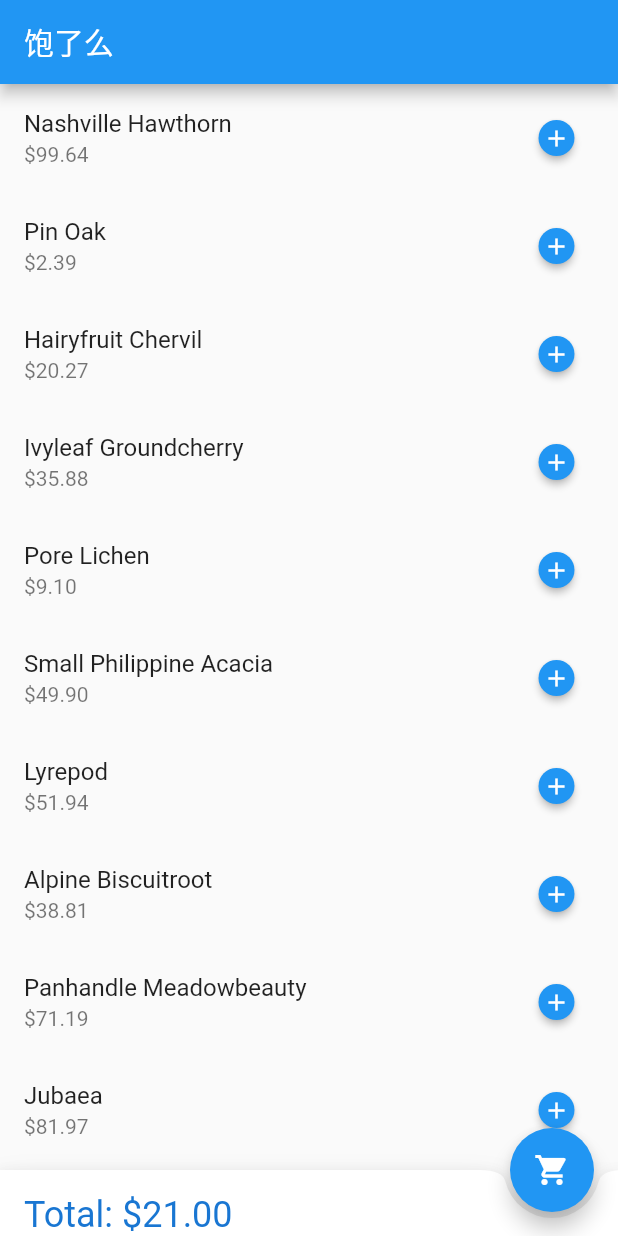
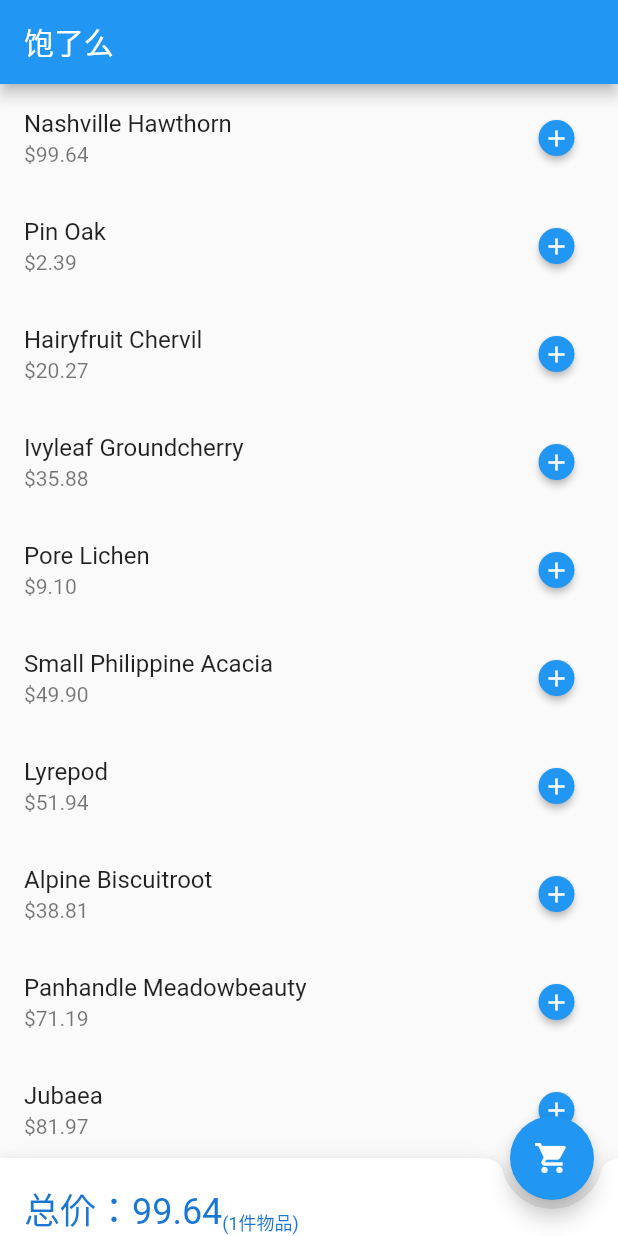
Before and after one commit to carlosxl/shopping_cart, a Flutter app: the screen it shows after launch, scrolled down 576 dp, after a tap on the "add" icon, on a phone screen of 412 x 824 dp. Run offline on Flutter 3.47's test engine with Material 2 defaults, Android fonts, the phone set to English and light mode, and no system bars; our stand-ins replace built_collection, built_value, rxdart; generated files the repository leaves out were written again.

Commit message:
finished cart bloc and displayed to app bar

```diff
--- a/lib/blocs/cart_bloc.dart
+++ b/lib/blocs/cart_bloc.dart
@@ -1,21 +1,35 @@
+import 'dart:async';
 import 'package:rxdart/rxdart.dart';
 
 import 'package:shopping_cart/models/cart.dart';
 import 'package:shopping_cart/models/menu_items.dart';
 
 class CartBloc {
-  final _cartSubj = BehaviorSubject<Cart>();
+  final _cart = Cart();
 
-  Observable<Cart> get cart => _cartSubj.stream;
+  final _additionController = StreamController<MenuItem>();
+  Sink<MenuItem> get addition => _additionController.sink;
 
-  addToCart(MenuItem item, int count) async {
-    MenuItems menuItems = await _repository.fetchMenuItems();
-    _menuFetcher.sink.add(menuItems);
+  final _itemCountSubject = BehaviorSubject<int>();
+  Stream<int> get itemCount => _itemCountSubject.stream;
+
+  final _totalPriceSubject = BehaviorSubject<String>();
+  Stream<String> get totalPrice => _totalPriceSubject.stream;
+
+  CartBloc() {
+    _additionController.stream.listen(_handle);
+  }
+
+  void _handle(MenuItem item) {
+    _cart.add(item);
+    _itemCountSubject.add(_cart.itemCount);
+    _totalPriceSubject.add(_cart.totalPrice);
   }
 
   dispose() {
-    _menuFetcher.close();
+    _additionController.close();
+    _itemCountSubject.close();
   }
 }
 
-final bloc = MenuBloc();
+final cartBloc = CartBloc();
--- a/lib/blocs/menu_bloc.dart
+++ b/lib/blocs/menu_bloc.dart
@@ -19,4 +19,4 @@ class MenuBloc {
   }
 }
 
-final bloc = MenuBloc();
+final menuBloc = MenuBloc();
--- a/lib/main.dart
+++ b/lib/main.dart
@@ -1,6 +1,5 @@
 import 'package:flutter/material.dart';
 
-import 'package:shopping_cart/blocs/menu_bloc.dart';
 import 'package:shopping_cart/screens/menu.dart';
 
 void main() => runApp(MyApp());
@@ -8,7 +7,6 @@ void main() => runApp(MyApp());
 class MyApp extends StatelessWidget {
   @override
   Widget build(BuildContext context) {
-    bloc.fetchMenuItems();
     return MaterialApp(
       title: 'Food Cart App',
       theme: ThemeData(
--- a/lib/models/cart.dart
+++ b/lib/models/cart.dart
@@ -1,7 +1,22 @@
 import 'menu_items.dart';
 
 class Cart {
-  Map<MenuItem, int> _cartItems;
+  Map<MenuItem, int> _cartItems = {};
 
   Map<MenuItem, int> get cartItems => _cartItems;
+
+  MenuItem add(MenuItem item) {
+    _cartItems[item] = _cartItems.putIfAbsent(item, () => 0) + 1;
+    return item;
+  }
+
+  int get itemCount => _cartItems.values.reduce((x, y) => x + y);
+
+  String get totalPrice {
+    double total = .0;
+    _cartItems.forEach((item, count) {
+      total += double.parse(item.priceString.replaceFirst('\$', '')) * count;
+    });
+    return total.toStringAsFixed(2);
+  }
 }
--- a/lib/screens/menu.dart
+++ b/lib/screens/menu.dart
@@ -1,6 +1,7 @@
 import 'package:flutter/material.dart';
 
 import 'package:shopping_cart/blocs/menu_bloc.dart';
+import 'package:shopping_cart/blocs/cart_bloc.dart';
 import 'package:shopping_cart/models/menu_items.dart';
 import 'package:shopping_cart/widgets/menu_item_tile.dart';
 
@@ -15,23 +16,25 @@ class _MenuScreenState extends State<MenuScreen> {
   @override
   void initState() {
     super.initState();
-    bloc.fetchMenuItems();
+    menuBloc.fetchMenuItems();
   }
 
   @override
   void dispose() {
-    bloc.dispose();
+    menuBloc.dispose();
     super.dispose();
   }
 
   @override
   Widget build(BuildContext context) {
-    return Scaffold(
+    return InheritedMenuScreen(
+      bloc: cartBloc,
+      child: Scaffold(
         appBar: AppBar(
           title: Text('饱了么'),
         ),
         body: StreamBuilder(
-        stream: bloc.menuItems,
+          stream: menuBloc.menuItems,
           builder: (BuildContext context, AsyncSnapshot<MenuItems> snapshot) {
             return buildList(snapshot);
           },
@@ -39,17 +42,42 @@ class _MenuScreenState extends State<MenuScreen> {
         bottomNavigationBar: BottomAppBar(
           child: Padding(
             padding: const EdgeInsets.fromLTRB(16.0, 16.0, 0, 0),
-          child: Text('Total: \$21.00', style: TextStyle(fontSize: 24.0, color: Theme.of(context).primaryColorDark),),
+            child: Row(
+              crossAxisAlignment: CrossAxisAlignment.end,
+              children: <Widget>[
+                StreamBuilder(
+                  stream: cartBloc.totalPrice,
+                  builder: (BuildContext context, AsyncSnapshot<String> snapshot) {
+                    TextStyle style = TextStyle(fontSize: 24.0, color: Theme.of(context).primaryColorDark);
+                    if (snapshot.hasData) {
+                      return Text('总价：${snapshot.data}', style: style);
+                    }
+                    return Text('尚未添加物品', style: style);
+                  },
                 ),
+                StreamBuilder(
+                  stream: cartBloc.itemCount,
+                  builder: (BuildContext context, AsyncSnapshot<int> snapshot) {
+                    TextStyle style = TextStyle(fontSize: 12.0, color: Theme.of(context).primaryColorDark);
+                    if (snapshot.hasData) {
+                      return Text('(${snapshot.data}件物品)', style: style);
+                    }
+                    return Text('', style: style);
+                  },
+                ),
+              ],
+            ),
+          ),
+          color: Theme.of(context).dialogBackgroundColor,
+          notchMargin: 6.0,
           shape: CircularNotchedRectangle(),
-        notchMargin: 4.0,
-        color: Theme.of(context).dialogBackgroundColor,
         ),
         floatingActionButton: FloatingActionButton(
           child: Icon(Icons.shopping_cart),
           onPressed: () => true,
         ),
         floatingActionButtonLocation: FloatingActionButtonLocation.endDocked,
+      ),
     );
   }
 
@@ -67,3 +95,17 @@ class _MenuScreenState extends State<MenuScreen> {
     );
   }
 }
+
+class InheritedMenuScreen extends InheritedWidget {
+  final CartBloc bloc;
+
+  InheritedMenuScreen({this.bloc, Widget child}) : super(child: child);
+
+  @override
+  bool updateShouldNotify(InheritedWidget oldWidget) {
+    return true;
+  }
+
+  static InheritedMenuScreen of(BuildContext context) =>
+      context.inheritFromWidgetOfExactType(InheritedMenuScreen);
+}
--- a/lib/widgets/menu_item_tile.dart
+++ b/lib/widgets/menu_item_tile.dart
@@ -1,6 +1,7 @@
 import 'package:flutter/material.dart';
 
 import 'package:shopping_cart/models/menu_items.dart';
+import 'package:shopping_cart/screens/menu.dart' show InheritedMenuScreen;
 
 class MenuItemTile extends StatelessWidget {
   final MenuItem item;
@@ -23,7 +24,7 @@ class MenuItemTile extends StatelessWidget {
           child: Icon(Icons.add, size: 18),
           shape: CircleBorder(),
           onPressed: () {
-            return true;
+            InheritedMenuScreen.of(context).bloc.addition.add(item);
           },
         ),
       ),
```
Lines whose indentation alone changed are shown as unchanged.
